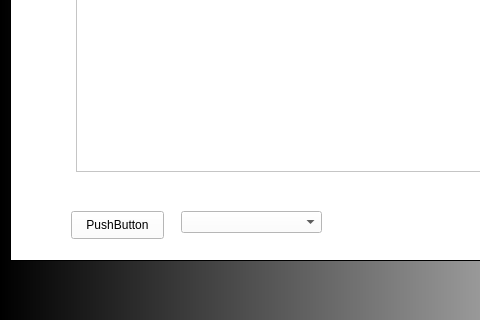
hicholasnu/Take-Me-Out-To-The-Ballgame, file CS1D_Project_2/mainwindow.ui: the form before one commit; both pictures show x 0 to 480 and y 280 to 600 of the 800 by 600 pixel window.
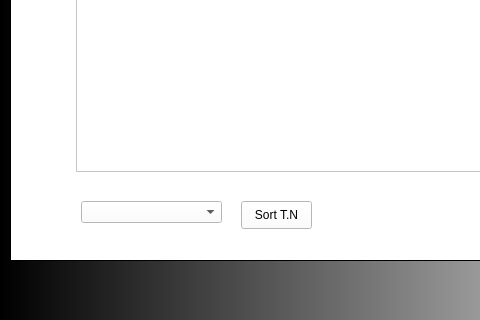
The form after the commit.

```diff
--- a/CS1D_Project_2/mainwindow.ui
+++ b/CS1D_Project_2/mainwindow.ui
@@ -189,29 +189,29 @@
        </rect>
       </property>
      </widget>
-     <widget class="QPushButton" name="pushButton">
-      <property name="geometry">
-       <rect>
-        <x>60</x>
-        <y>480</y>
-        <width>93</width>
-        <height>28</height>
-       </rect>
-      </property>
-      <property name="text">
-       <string>PushButton</string>
-      </property>
-     </widget>
      <widget class="QComboBox" name="comboBoxStadiumNames">
       <property name="geometry">
        <rect>
-        <x>170</x>
-        <y>480</y>
+        <x>70</x>
+        <y>470</y>
         <width>141</width>
         <height>22</height>
        </rect>
       </property>
      </widget>
+     <widget class="QPushButton" name="pushButtonSortByTeamNames">
+      <property name="geometry">
+       <rect>
+        <x>230</x>
+        <y>470</y>
+        <width>71</width>
+        <height>28</height>
+       </rect>
+      </property>
+      <property name="text">
+       <string>Sort T.N</string>
+      </property>
+     </widget>
     </widget>
    </widget>
   </widget>
```
